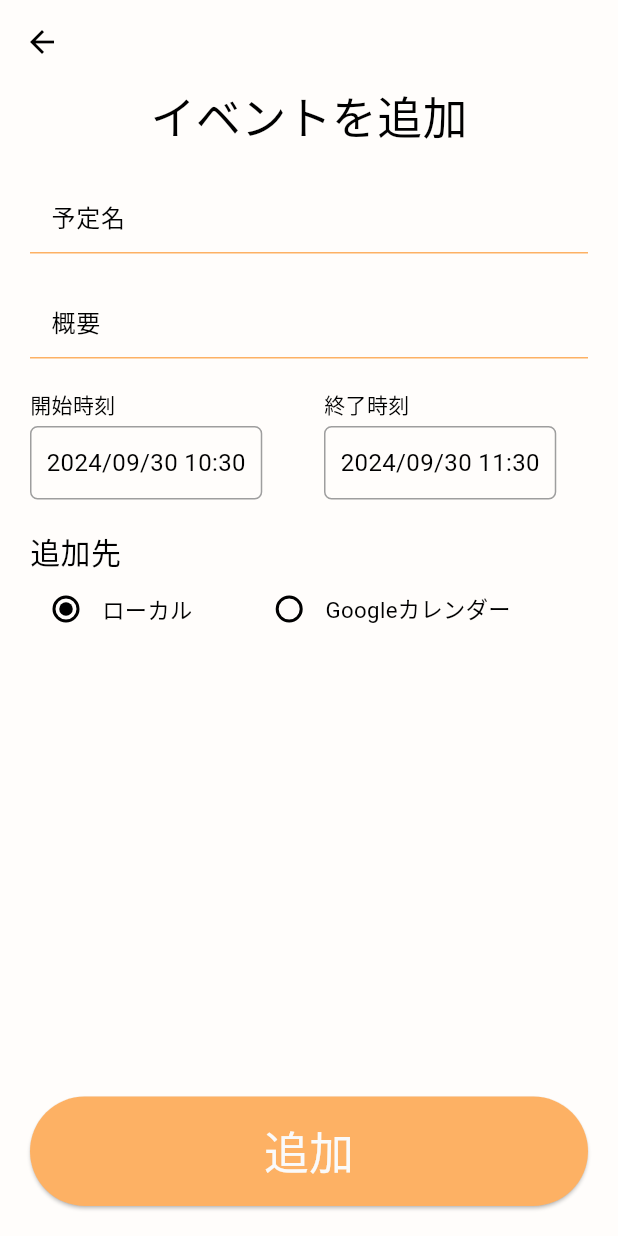
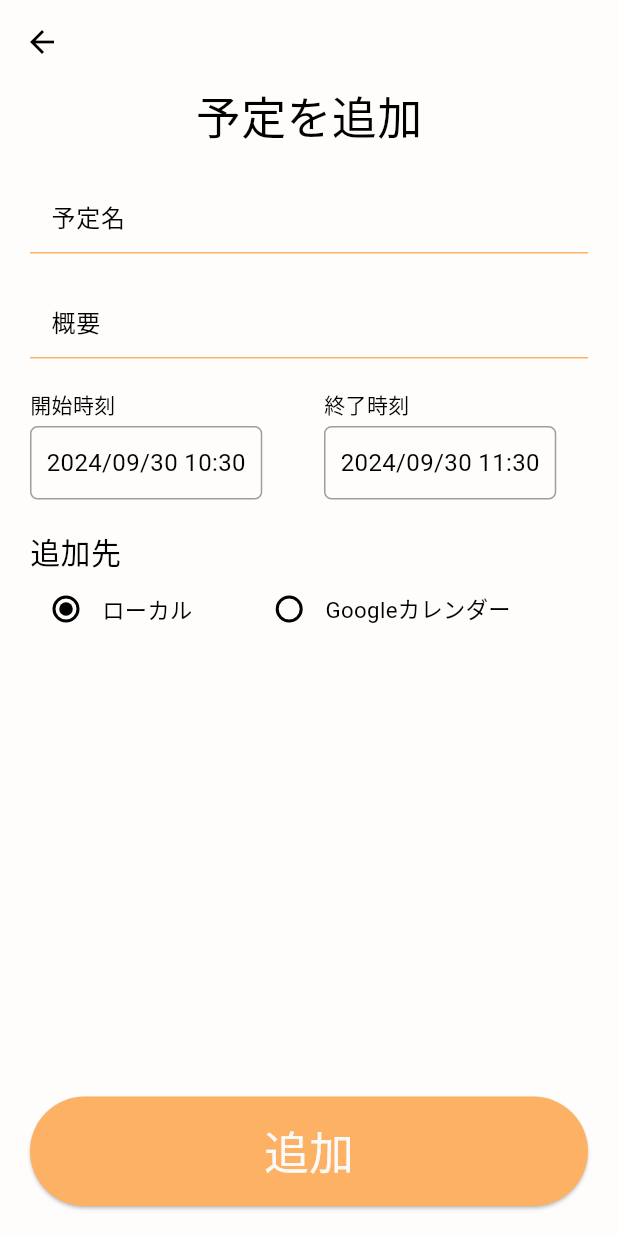
Before and after one commit to JOIMathProject/calendar_sharing, a Flutter app: the AddEventToMyContents screen opened directly with empty values, on a phone screen of 412 x 824 dp. Run offline on Flutter 3.47's test engine with Material 3 defaults, Android fonts, the phone set to English and light mode, and no system bars; our stand-ins replace badges, flutter_chat_types, flutter_chat_ui, flutter_speed_dial, font_awesome_flutter, google_sign_in and 6 more; missing offline and left inert: dart:ffi, extension_google_sign_in_as_googleapis_auth, googleapis, nearby_connections, qr_code_scanner, syncfusion_localizations; accounts and stored records are empty; Roboto replaces fonts that are missing (MPLUSRounded1c-Regular); statements that could not run were skipped; key blocks and very long unbroken strings in the code were emptied for the run.

Commit message:
update ui

```diff
--- a/lib/screen/Content.dart
+++ b/lib/screen/Content.dart
@@ -523,7 +523,7 @@ class _HomeState extends State<Home> {
                     },
                     child:
                         Icon(Icons.autorenew, color: GlobalColor.SubCol, size: 30),
-                    tooltip: 'イベント表示を切り替える',
+                    tooltip: '予定表示を切り替える',
                   ),
                   SizedBox(width: 16), // Spacing between FABs
                   // **Existing Floating Action Button for Search**
--- a/lib/screen/MyContent.dart
+++ b/lib/screen/MyContent.dart
@@ -170,6 +170,13 @@ class _MyContentState extends State<MyContent> {
         .googleEventEdit(uid, calendar_id,event_id,summary,description,startTime,endTime);
     Navigator.pop(context);
     Navigator.pop(context);
+    ScaffoldMessenger.of(context).showSnackBar(
+      SnackBar(
+        backgroundColor: GlobalColor.SnackCol,
+        content: Text("予定の変更を保存しました",
+            style: TextStyle(color: GlobalColor.SubCol)),
+      ),
+    );
     // Optionally, refresh the calendar or show a confirmation message
     await _getCalendar();
   }
@@ -179,6 +186,13 @@ class _MyContentState extends State<MyContent> {
         .localEventEdit(uid, widget.cid,event_id,summary,description,startTime,endTime);
     Navigator.pop(context);
     Navigator.pop(context);
+    ScaffoldMessenger.of(context).showSnackBar(
+      SnackBar(
+        backgroundColor: GlobalColor.SnackCol,
+        content: Text("予定の変更を保存しました",
+            style: TextStyle(color: GlobalColor.SubCol)),
+      ),
+    );
     // Optionally, refresh the calendar or show a confirmation message
     await _getCalendar();
   }
@@ -529,7 +543,7 @@ class _MyContentState extends State<MyContent> {
                                           context: context,
                                           builder: (BuildContext context) {
                                             return AlertDialog(
-                                              title: Text('イベントを削除'),
+                                              title: Text('予定を削除'),
                                               content: Text('本当に削除しますか？'),
                                               actions: [
                                                 TextButton(
@@ -625,7 +639,7 @@ class _MyContentState extends State<MyContent> {
                                                 children: [
                                                   // Title for editing event
                                                   Text(
-                                                    'イベントを編集',
+                                                    'yotei を編集',
                                                     style: TextStyle(fontSize: 20, fontWeight: FontWeight.bold),
                                                   ),
                                                   SizedBox(height: 20),
@@ -898,7 +912,7 @@ class _MyContentState extends State<MyContent> {
                                                                 builder: (BuildContext context) {
                                                                   return AlertDialog(
                                                                     title: Text('エラー'),
-                                                                    content: Text('イベント名を指定してください'),
+                                                                    content: Text('予定名を指定してください'),
                                                                     actions: [
                                                                       TextButton(
                                                                         onPressed: () {
@@ -919,7 +933,7 @@ class _MyContentState extends State<MyContent> {
                                                                 builder: (BuildContext context) {
                                                                   return AlertDialog(
                                                                     title: Text('エラー'),
-                                                                    content: Text('イベントの長さを指定してください'),
+                                                                    content: Text('予定の長さを指定してください'),
                                                                     actions: [
                                                                       TextButton(
                                                                         onPressed: () {
--- a/lib/screen/MyContentSetting.dart
+++ b/lib/screen/MyContentSetting.dart
@@ -96,7 +96,7 @@ class _MyContentSettingState extends State<MyContentSetting> {
               },
             ),
             SizedBox(height: 20),
-            Text('カレンダーの編集', style: TextStyle(fontSize: 20, fontWeight: FontWeight.bold)),
+            Text('カレンダーを選択', style: TextStyle(fontSize: 20, fontWeight: FontWeight.bold)),
             SizedBox(height: 10),
             Container(
               height: 300, // Adjust the height as needed
--- a/lib/screen/addEventToMyContents.dart
+++ b/lib/screen/addEventToMyContents.dart
@@ -357,7 +357,7 @@ class _AddEventToMyContentsState extends State<AddEventToMyContents> {
             widget.cid!, summary, description, _startDateTime, _endDateTime);
         ScaffoldMessenger.of(context).showSnackBar(SnackBar(
             backgroundColor: GlobalColor.SnackCol,
-            content: Text('イベントがローカルに追加されました',
+            content: Text('予定がローカルに追加されました',
                 style: TextStyle(color: GlobalColor.SubCol))));
       } else {
         // Add event to Google Calendar
@@ -380,7 +380,7 @@ class _AddEventToMyContentsState extends State<AddEventToMyContents> {
       print(e);
       ScaffoldMessenger.of(context).showSnackBar(SnackBar(
           backgroundColor: GlobalColor.SnackCol,
-          content: Text('イベントの追加に失敗しました',
+          content: Text('予定の追加に失敗しました',
               style: TextStyle(color: GlobalColor.SubCol))));
     }
     // Optionally, navigate back or clear fields after adding the event
@@ -396,7 +396,7 @@ class _AddEventToMyContentsState extends State<AddEventToMyContents> {
       ),
       body: Column(
         children: [
-          Text('イベントを追加', style: TextStyle(fontSize: 30)),
+          Text('予定を追加', style: TextStyle(fontSize: 30)),
           Expanded(
             child: ListView(
               padding: EdgeInsets.all(20.0),
```
